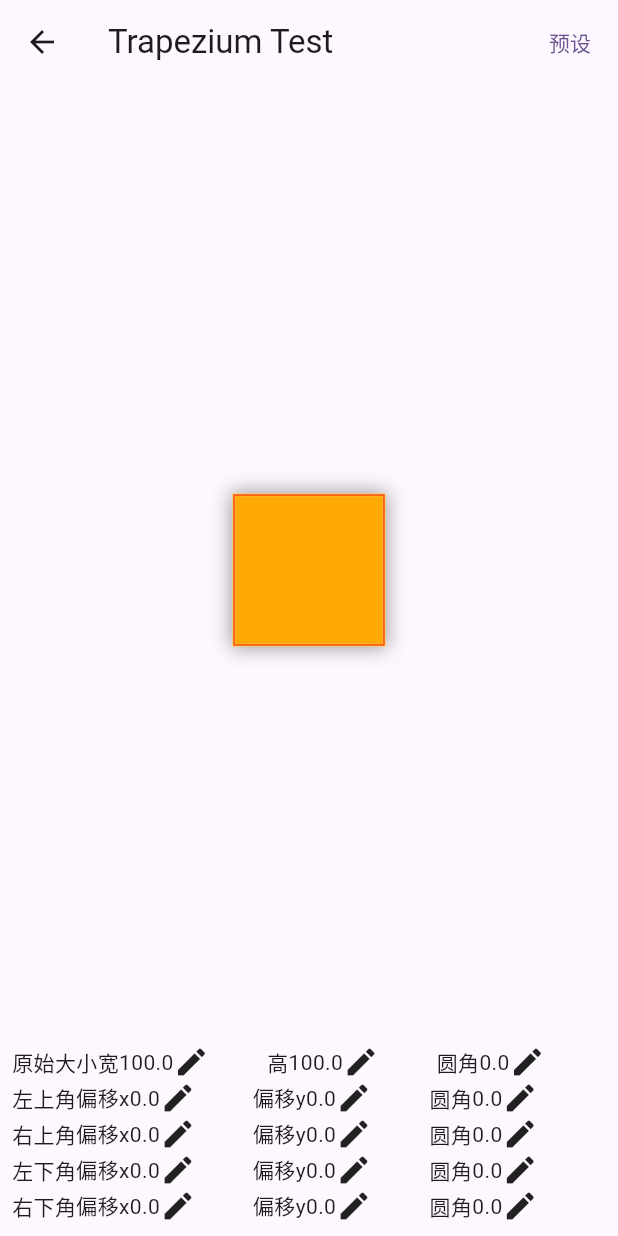
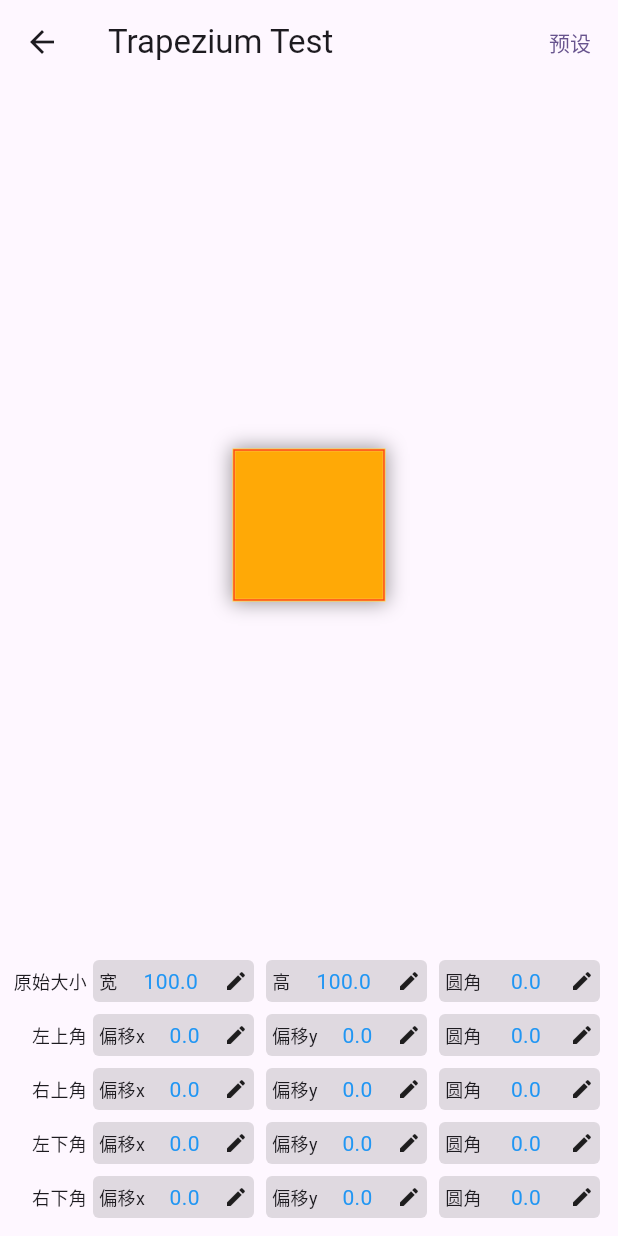
Before and after one commit to shirne/flutter_borders, a Flutter app: the TrapeTestPage screen opened directly, after a tap on "圆角", on a phone screen of 412 x 824 dp. Run offline on Flutter 3.47's test engine with Material 3 defaults, Android fonts, the phone set to English and light mode, and no system bars; missing offline and left inert: shirne_dialog.

Commit message:
improve test demo

```diff
--- a/example/lib/trape_test.dart
+++ b/example/lib/trape_test.dart
@@ -44,20 +44,76 @@ class _TrapeTestPageState extends State<TrapeTestPage> {
     double max,
     Function(double) onUpdate,
   ) {
-    MyDialog.popup(Container(
-      child: Column(
+    final vnoti = ValueNotifier(value);
+    MyDialog.popup(
+      Container(
+        height: 150,
+        child: ValueListenableBuilder<double>(
+          valueListenable: vnoti,
+          builder: (context, value, child) {
+            return Column(
               children: [
+                Text(
+                  '${(value * 100).round() / 100}',
+                  style: const TextStyle(fontSize: 32),
+                ),
                 Slider(
                   value: value,
                   min: min,
                   max: max,
                   onChanged: (v) {
-              onUpdate(v);
+                    vnoti.value = v;
+                    onUpdate((v * 100).round() / 100);
                   },
-          )
+                ),
+              ],
+            );
+          },
+        ),
+      ),
+      elevation: 3,
+      barrierColor: Colors.transparent,
+    );
+  }
+
+  Widget labelRow(String label) {
+    return Container(
+      width: 50,
+      alignment: Alignment.centerRight,
+      child: Text(
+        label,
+        style: const TextStyle(fontSize: 12),
+      ),
+    );
+  }
+
+  Widget settingItem(
+    String label,
+    double value,
+    VoidCallback onTap,
+  ) {
+    return GestureDetector(
+      onTap: onTap,
+      child: Container(
+        decoration: BoxDecoration(
+          color: Colors.black12,
+          borderRadius: BorderRadius.circular(4),
+        ),
+        margin: const EdgeInsets.all(4),
+        padding: const EdgeInsets.symmetric(vertical: 4, horizontal: 4),
+        child: Row(
+          mainAxisAlignment: MainAxisAlignment.spaceBetween,
+          children: [
+            Text(label, style: const TextStyle(fontSize: 12)),
+            Text(
+              '$value',
+              style: const TextStyle(fontSize: 14, color: Colors.blue),
+            ),
+            const Icon(Icons.edit, size: 16),
           ],
         ),
-    ));
+      ),
+    );
   }
 
   @override
@@ -150,47 +206,28 @@ class _TrapeTestPageState extends State<TrapeTestPage> {
             ),
             Row(
               children: [
-                const Text('原始大小'),
+                labelRow('原始大小'),
                 Expanded(
-                  child: GestureDetector(
-                    onTap: () {
+                  child: settingItem('宽', width, () {
                     popValue(width, 50, 300, (v) {
                       setState(() {
                         width = v;
                       });
                     });
-                    },
-                    child: Row(
-                      children: [
-                        const Text('宽'),
-                        Text('$width'),
-                        const Icon(Icons.edit),
-                      ],
-                    ),
-                  ),
+                  }),
                 ),
                 Expanded(
-                  child: GestureDetector(
-                    onTap: () {
+                  child: settingItem('高', height, () {
                     popValue(height, 50, 300, (v) {
                       setState(() {
                         height = v;
                       });
                     });
-                    },
-                    child: Row(
-                      children: [
-                        const Text('高'),
-                        Text('$height'),
-                        const Icon(Icons.edit),
-                      ],
-                    ),
-                  ),
+                  }),
                 ),
                 Expanded(
-                  child: GestureDetector(
-                    onTap: () {
-                      popValue(topLeftRadius.x, 50, 300, (v) {
+                  child: settingItem('圆角', topLeftRadius.x, () {
+                    popValue(topLeftRadius.x, 0, 100, (v) {
                       setState(() {
                         topLeftRadius = Radius.circular(v);
                         topRightRadius = Radius.circular(v);
@@ -198,251 +235,135 @@ class _TrapeTestPageState extends State<TrapeTestPage> {
                         bottomRightRadius = Radius.circular(v);
                       });
                     });
-                    },
-                    child: Row(
-                      children: [
-                        const Text('圆角'),
-                        Text('${topLeftRadius.x}'),
-                        const Icon(Icons.edit),
-                      ],
-                    ),
-                  ),
+                  }),
                 ),
               ],
             ),
             Row(
               children: [
-                const Text('左上角'),
+                labelRow('左上角'),
                 Expanded(
-                  child: GestureDetector(
-                    onTap: () {
-                      popValue(topLeft.dx, 0, 100, (v) {
+                  child: settingItem('偏移x', topLeft.dx, () {
+                    popValue(topLeft.dx, -100, 100, (v) {
                       setState(() {
                         topLeft = Offset(v, topLeft.dy);
                       });
                     });
-                    },
-                    child: Row(
-                      children: [
-                        const Text('偏移x'),
-                        Text('${topLeft.dx}'),
-                        const Icon(Icons.edit),
-                      ],
-                    ),
-                  ),
+                  }),
                 ),
                 Expanded(
-                  child: GestureDetector(
-                    onTap: () {
-                      popValue(topLeft.dy, 0, 100, (v) {
+                  child: settingItem('偏移y', topLeft.dy, () {
+                    popValue(topLeft.dy, -100, 100, (v) {
                       setState(() {
                         topLeft = Offset(topLeft.dx, v);
                       });
                     });
-                    },
-                    child: Row(
-                      children: [
-                        const Text('偏移y'),
-                        Text('${topLeft.dy}'),
-                        const Icon(Icons.edit),
-                      ],
-                    ),
-                  ),
+                  }),
                 ),
                 Expanded(
-                  child: GestureDetector(
-                    onTap: () {
+                  child: settingItem('圆角', topLeftRadius.x, () {
                     popValue(topLeftRadius.x, 0, 100, (v) {
                       setState(() {
                         topLeftRadius = Radius.circular(v);
                       });
                     });
-                    },
-                    child: Row(
-                      children: [
-                        const Text('圆角'),
-                        Text('${topLeftRadius.x}'),
-                        const Icon(Icons.edit),
-                      ],
-                    ),
-                  ),
+                  }),
                 ),
               ],
             ),
             Row(
               children: [
-                const Text('右上角'),
+                labelRow('右上角'),
                 Expanded(
-                  child: GestureDetector(
-                    onTap: () {
-                      popValue(topRight.dx, 0, 100, (v) {
+                  child: settingItem('偏移x', topRight.dx, () {
+                    popValue(topRight.dx, -100, 100, (v) {
                       setState(() {
                         topRight = Offset(v, topRight.dy);
                       });
                     });
-                    },
-                    child: Row(
-                      children: [
-                        const Text('偏移x'),
-                        Text('${topRight.dx}'),
-                        const Icon(Icons.edit),
-                      ],
-                    ),
-                  ),
+                  }),
                 ),
                 Expanded(
-                  child: GestureDetector(
-                    onTap: () {
-                      popValue(topRight.dy, 0, 100, (v) {
+                  child: settingItem('偏移y', topRight.dy, () {
+                    popValue(topRight.dy, -100, 100, (v) {
                       setState(() {
                         topRight = Offset(topRight.dx, v);
                       });
                     });
-                    },
-                    child: Row(
-                      children: [
-                        const Text('偏移y'),
-                        Text('${topRight.dy}'),
-                        const Icon(Icons.edit),
-                      ],
-                    ),
-                  ),
+                  }),
                 ),
                 Expanded(
-                  child: GestureDetector(
-                    onTap: () {
+                  child: settingItem('圆角', topRightRadius.x, () {
                     popValue(topRightRadius.x, 0, 100, (v) {
                       setState(() {
                         topRightRadius = Radius.circular(v);
                       });
                     });
-                    },
-                    child: Row(
-                      children: [
-                        const Text('圆角'),
-                        Text('${topRightRadius.x}'),
-                        const Icon(Icons.edit),
-                      ],
-                    ),
-                  ),
+                  }),
                 ),
               ],
             ),
             Row(
               children: [
-                const Text('左下角'),
+                labelRow('左下角'),
                 Expanded(
-                  child: GestureDetector(
-                    onTap: () {
-                      popValue(bottomLeft.dx, 0, 100, (v) {
+                  child: settingItem('偏移x', bottomLeft.dx, () {
+                    popValue(bottomLeft.dx, -100, 100, (v) {
                       setState(() {
                         bottomLeft = Offset(v, bottomLeft.dy);
                       });
                     });
-                    },
-                    child: Row(
-                      children: [
-                        const Text('偏移x'),
-                        Text('${bottomLeft.dx}'),
-                        const Icon(Icons.edit),
-                      ],
-                    ),
-                  ),
+                  }),
                 ),
                 Expanded(
-                  child: GestureDetector(
-                    onTap: () {
-                      popValue(bottomLeft.dy, 0, 100, (v) {
+                  child: settingItem('偏移y', bottomLeft.dy, () {
+                    popValue(bottomLeft.dy, -100, 100, (v) {
                       setState(() {
                         bottomLeft = Offset(bottomLeft.dx, v);
                       });
                     });
-                    },
-                    child: Row(
-                      children: [
-                        const Text('偏移y'),
-                        Text('${bottomLeft.dy}'),
-                        const Icon(Icons.edit),
-                      ],
-                    ),
-                  ),
+                  }),
                 ),
                 Expanded(
-                  child: GestureDetector(
-                    onTap: () {
+                  child: settingItem('圆角', bottomLeftRadius.x, () {
                     popValue(bottomLeftRadius.x, 0, 100, (v) {
                       setState(() {
                         bottomLeftRadius = Radius.circular(v);
                       });
                     });
-                    },
-                    child: Row(
-                      children: [
-                        const Text('圆角'),
-                        Text('${bottomLeftRadius.x}'),
-                        const Icon(Icons.edit),
-                      ],
-                    ),
-                  ),
+                  }),
                 ),
               ],
             ),
             Row(
               children: [
-                const Text('右下角'),
+                labelRow('右下角'),
                 Expanded(
-                  child: GestureDetector(
-                    onTap: () {
-                      popValue(bottomRight.dx, 0, 100, (v) {
+                  child: settingItem('偏移x', bottomRight.dx, () {
+                    popValue(bottomRight.dx, -100, 100, (v) {
                       setState(() {
                         bottomRight = Offset(v, bottomRight.dy);
                       });
                     });
-                    },
-                    child: Row(
-                      children: [
-                        const Text('偏移x'),
-                        Text('${bottomRight.dx}'),
-                        const Icon(Icons.edit),
-                      ],
-                    ),
-                  ),
+                  }),
                 ),
                 Expanded(
-                  child: GestureDetector(
-                    onTap: () {
-                      popValue(bottomRight.dy, 0, 100, (v) {
+                  child: settingItem('偏移y', bottomRight.dy, () {
+                    popValue(bottomRight.dy, -100, 100, (v) {
                       setState(() {
                         bottomRight = Offset(bottomRight.dx, v);
                       });
                     });
-                    },
-                    child: Row(
-                      children: [
-                        const Text('偏移y'),
-                        Text('${bottomRight.dy}'),
-                        const Icon(Icons.edit),
-                      ],
-                    ),
-                  ),
+                  }),
                 ),
                 Expanded(
-                  child: GestureDetector(
-                    onTap: () {
+                  child: settingItem('圆角', bottomRightRadius.x, () {
                     popValue(bottomRightRadius.x, 0, 100, (v) {
                       setState(() {
                         bottomRightRadius = Radius.circular(v);
                       });
                     });
-                    },
-                    child: Row(
-                      children: [
-                        const Text('圆角'),
-                        Text('${bottomRightRadius.x}'),
-                        const Icon(Icons.edit),
-                      ],
-                    ),
-                  ),
+                  }),
                 ),
               ],
             ),
```
Lines whose indentation alone changed are shown as unchanged.
